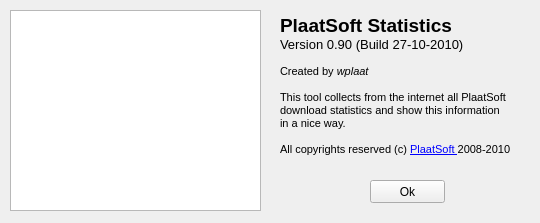
plaatsoft/plaatstats, file src/about.ui: the form before one commit.
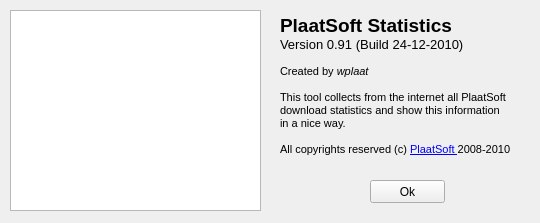
The form after the commit.

What changed in the file:
```diff
--- a/src/about.ui
+++ b/src/about.ui
@@ -38,7 +38,7 @@
 p, li { white-space: pre-wrap; }
 &lt;/style&gt;&lt;/head&gt;&lt;body style=&quot; font-family:'MS Shell Dlg 2'; font-size:8.25pt; font-weight:400; font-style:normal;&quot;&gt;
 &lt;p style=&quot; margin-top:0px; margin-bottom:0px; margin-left:0px; margin-right:0px; -qt-block-indent:0; text-indent:0px;&quot;&gt;&lt;span style=&quot; font-size:14pt; font-weight:600;&quot;&gt;PlaatSoft Statistics&lt;/span&gt;&lt;/p&gt;
-&lt;p style=&quot; margin-top:0px; margin-bottom:0px; margin-left:0px; margin-right:0px; -qt-block-indent:0; text-indent:0px;&quot;&gt;&lt;span style=&quot; font-size:10pt;&quot;&gt;Version 0.90 (Build 27-10-2010)&lt;/span&gt;&lt;/p&gt;
+&lt;p style=&quot; margin-top:0px; margin-bottom:0px; margin-left:0px; margin-right:0px; -qt-block-indent:0; text-indent:0px;&quot;&gt;&lt;span style=&quot; font-size:10pt;&quot;&gt;Version 0.91 (Build 24-12-2010)&lt;/span&gt;&lt;/p&gt;
 &lt;p style=&quot; margin-top:0px; margin-bottom:0px; margin-left:0px; margin-right:0px; -qt-block-indent:0; text-indent:0px;&quot;&gt;&lt;span style=&quot; font-size:8pt;&quot;&gt;          &lt;/span&gt;&lt;/p&gt;
 &lt;p style=&quot; margin-top:0px; margin-bottom:0px; margin-left:0px; margin-right:0px; -qt-block-indent:0; text-indent:0px;&quot;&gt;&lt;span style=&quot; font-size:8pt;&quot;&gt;Created by &lt;/span&gt;&lt;span style=&quot; font-size:8pt; font-style:italic;&quot;&gt;wplaat&lt;/span&gt;&lt;/p&gt;
 &lt;p style=&quot; margin-top:0px; margin-bottom:0px; margin-left:0px; margin-right:0px; -qt-block-indent:0; text-indent:0px;&quot;&gt;&lt;span style=&quot; font-size:8pt;&quot;&gt;       &lt;/span&gt;&lt;/p&gt;
```
